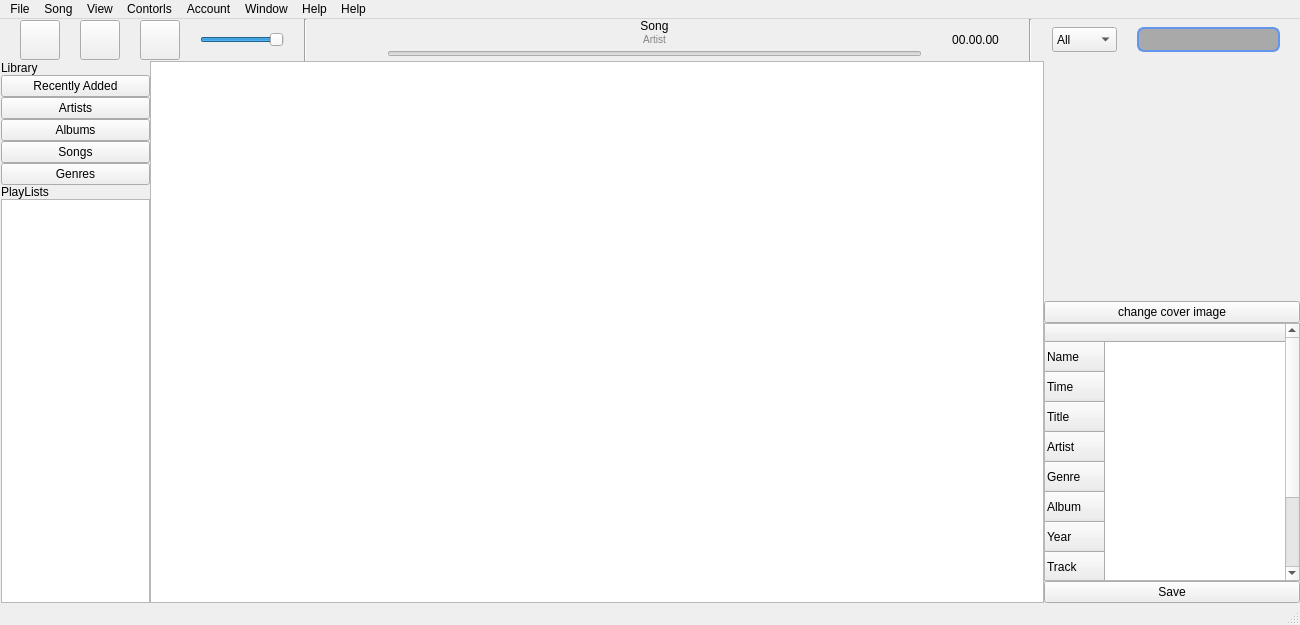
This is app/src/mainwindow.ui in intelek2al/CPP-Uamp as Qt 5 draws it before an edit. The edited form follows.
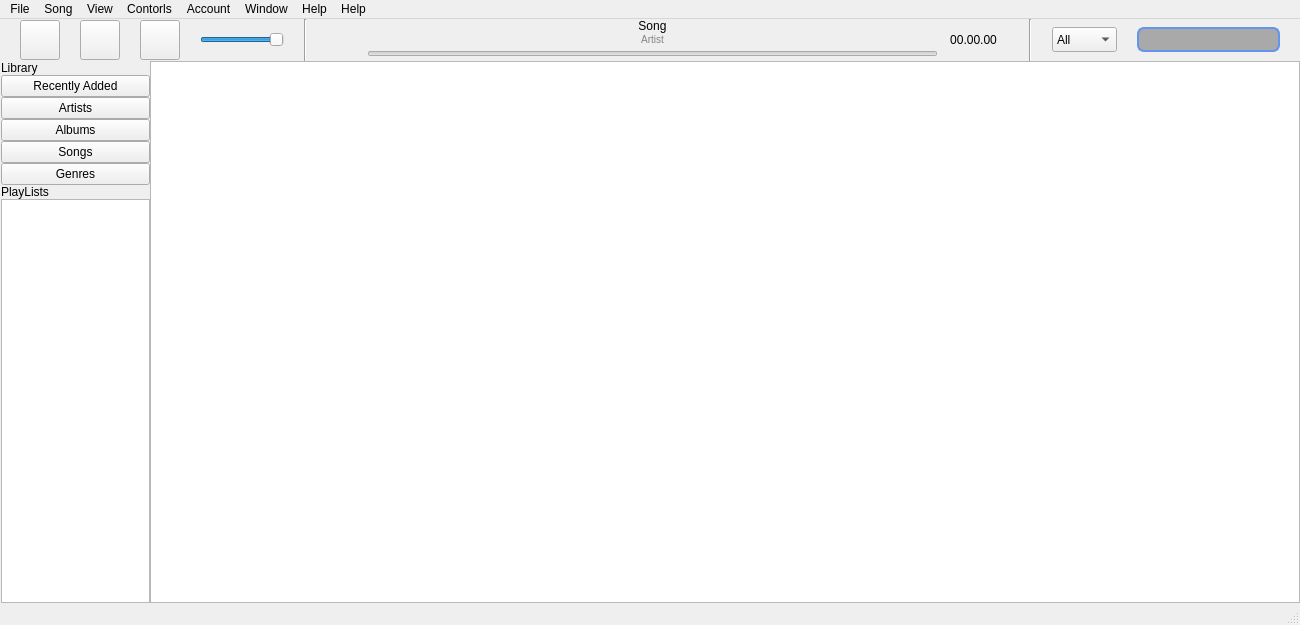
This is the edited form.

Diff of the .ui file:
```diff
--- a/app/src/mainwindow.ui
+++ b/app/src/mainwindow.ui
@@ -194,6 +194,9 @@
        <layout class="QVBoxLayout" name="verticalLayout_4">
         <item>
          <layout class="QHBoxLayout" name="horizontalLayout_2" stretch="0,8,1">
+          <property name="spacing">
+           <number>0</number>
+          </property>
           <property name="sizeConstraint">
            <enum>QLayout::SetFixedSize</enum>
           </property>
@@ -369,7 +372,7 @@
      </layout>
     </item>
     <item row="1" column="0">
-     <layout class="QGridLayout" name="gridLayout" rowstretch="0" columnstretch="1,5,0">
+     <layout class="QGridLayout" name="gridLayout" rowstretch="0" columnstretch="1,0">
       <property name="sizeConstraint">
        <enum>QLayout::SetNoConstraint</enum>
       </property>
@@ -496,135 +499,6 @@
         </layout>
        </widget>
       </item>
-      <item row="0" column="2">
-       <layout class="QVBoxLayout" name="verticalLayout_2" stretch="0,0,5,0">
-        <property name="spacing">
-         <number>-1</number>
-        </property>
-        <item>
-         <widget class="QLabel" name="cover_label_large">
-          <property name="minimumSize">
-           <size>
-            <width>240</width>
-            <height>240</height>
-           </size>
-          </property>
-          <property name="maximumSize">
-           <size>
-            <width>240</width>
-            <height>240</height>
-           </size>
-          </property>
-          <property name="text">
-           <string/>
-          </property>
-          <property name="scaledContents">
-           <bool>true</bool>
-          </property>
-          <property name="alignment">
-           <set>Qt::AlignCenter</set>
-          </property>
-         </widget>
-        </item>
-        <item>
-         <widget class="QPushButton" name="change_cover_button">
-          <property name="text">
-           <string>change cover image</string>
-          </property>
-         </widget>
-        </item>
-        <item>
-         <widget class="QTableWidget" name="tableInfoSong">
-          <property name="lineWidth">
-           <number>0</number>
-          </property>
-          <property name="showGrid">
-           <bool>true</bool>
-          </property>
-          <property name="gridStyle">
-           <enum>Qt::NoPen</enum>
-          </property>
-          <property name="wordWrap">
-           <bool>true</bool>
-          </property>
-          <attribute name="horizontalHeaderCascadingSectionResizes">
-           <bool>true</bool>
-          </attribute>
-          <attribute name="horizontalHeaderMinimumSectionSize">
-           <number>25</number>
-          </attribute>
-          <attribute name="horizontalHeaderDefaultSectionSize">
-           <number>270</number>
-          </attribute>
-          <row>
-           <property name="text">
-            <string>Name</string>
-           </property>
-          </row>
-          <row>
-           <property name="text">
-            <string>Time</string>
-           </property>
-          </row>
-          <row>
-           <property name="text">
-            <string>Title</string>
-           </property>
-          </row>
-          <row>
-           <property name="text">
-            <string>Artist</string>
-           </property>
-          </row>
-          <row>
-           <property name="text">
-            <string>Genre</string>
-           </property>
-          </row>
-          <row>
-           <property name="text">
-            <string>Album</string>
-           </property>
-          </row>
-          <row>
-           <property name="text">
-            <string>Year</string>
-           </property>
-          </row>
-          <row>
-           <property name="text">
-            <string>Track</string>
-           </property>
-          </row>
-          <row>
-           <property name="text">
-            <string>Path</string>
-           </property>
-          </row>
-          <row>
-           <property name="text">
-            <string>Comment</string>
-           </property>
-          </row>
-          <column>
-           <property name="text">
-            <string/>
-           </property>
-          </column>
-         </widget>
-        </item>
-        <item>
-         <widget class="QPushButton" name="pushButton">
-          <property name="enabled">
-           <bool>true</bool>
-          </property>
-          <property name="text">
-           <string>Save</string>
-          </property>
-         </widget>
-        </item>
-       </layout>
-      </item>
       <item row="0" column="1">
        <widget class="QTableView" name="mainMusicTable">
         <property name="autoFillBackground">
```
Left out of the diff: 6 changed lines with no effect on the pictures.
